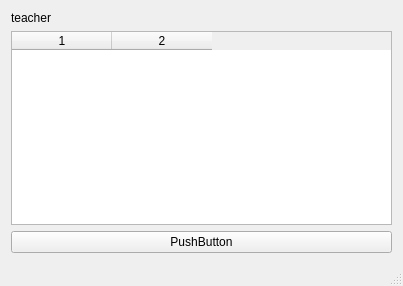
The window that mainwindow.ui (BeanLiu1994/Su6missi0nSys) describes before a commit, drawn with Qt 5.
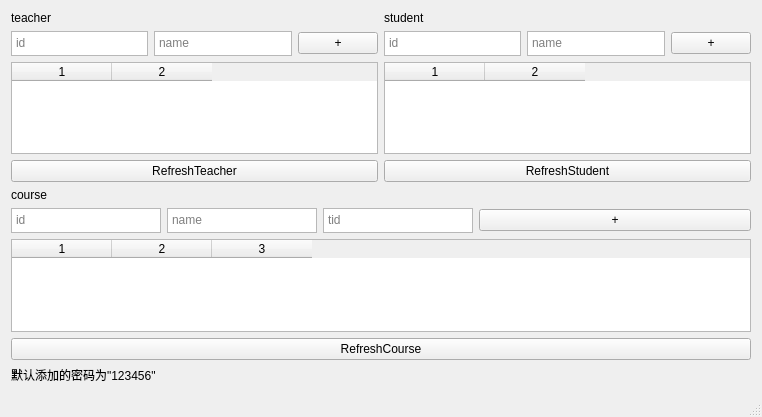
The same window after the commit.

The edit to the form file:
```diff
--- a/mainwindow.ui
+++ b/mainwindow.ui
@@ -6,35 +6,334 @@
    <rect>
     <x>0</x>
     <y>0</y>
-    <width>403</width>
-    <height>286</height>
+    <width>762</width>
+    <height>417</height>
    </rect>
   </property>
   <property name="windowTitle">
    <string>MainWindow</string>
   </property>
   <widget class="QWidget" name="centralWidget">
-   <layout class="QVBoxLayout" name="verticalLayout">
+   <layout class="QVBoxLayout" name="verticalLayout_4">
     <item>
-     <widget class="QLabel" name="label1">
-      <property name="text">
-       <string>teacher</string>
-      </property>
-     </widget>
+     <layout class="QHBoxLayout" name="horizontalLayout_2">
+      <item>
+       <layout class="QVBoxLayout" name="verticalLayout">
+        <item>
+         <widget class="QLabel" name="label1">
+          <property name="text">
+           <string>teacher</string>
+          </property>
+         </widget>
+        </item>
+        <item>
+         <layout class="QHBoxLayout" name="horizontalLayout">
+          <item>
+           <widget class="QPlainTextEdit" name="teacher_id_input">
+            <property name="sizePolicy">
+             <sizepolicy hsizetype="Preferred" vsizetype="Ignored">
+              <horstretch>0</horstretch>
+              <verstretch>0</verstretch>
+             </sizepolicy>
+            </property>
+            <property name="minimumSize">
+             <size>
+              <width>0</width>
+              <height>25</height>
+             </size>
+            </property>
+            <property name="maximumSize">
+             <size>
+              <width>150</width>
+              <height>16777215</height>
+             </size>
+            </property>
+            <property name="tabChangesFocus">
+             <bool>true</bool>
+            </property>
+            <property name="placeholderText">
+             <string>id</string>
+            </property>
+           </widget>
+          </item>
+          <item>
+           <widget class="QPlainTextEdit" name="teacher_name_input">
+            <property name="sizePolicy">
+             <sizepolicy hsizetype="Preferred" vsizetype="Ignored">
+              <horstretch>0</horstretch>
+              <verstretch>0</verstretch>
+             </sizepolicy>
+            </property>
+            <property name="minimumSize">
+             <size>
+              <width>0</width>
+              <height>25</height>
+             </size>
+            </property>
+            <property name="maximumSize">
+             <size>
+              <width>150</width>
+              <height>16777215</height>
+             </size>
+            </property>
+            <property name="tabChangesFocus">
+             <bool>true</bool>
+            </property>
+            <property name="placeholderText">
+             <string>name</string>
+            </property>
+           </widget>
+          </item>
+          <item>
+           <widget class="QPushButton" name="teacher_add">
+            <property name="text">
+             <string>+</string>
+            </property>
+           </widget>
+          </item>
+         </layout>
+        </item>
+        <item>
+         <widget class="QTableWidget" name="teacher_table">
+          <property name="columnCount">
+           <number>2</number>
+          </property>
+          <column/>
+          <column/>
+         </widget>
+        </item>
+        <item>
+         <widget class="QPushButton" name="TeacherRefresh">
+          <property name="text">
+           <string>RefreshTeacher</string>
+          </property>
+         </widget>
+        </item>
+       </layout>
+      </item>
+      <item>
+       <layout class="QVBoxLayout" name="verticalLayout_2">
+        <item>
+         <widget class="QLabel" name="label2">
+          <property name="text">
+           <string>student</string>
+          </property>
+         </widget>
+        </item>
+        <item>
+         <layout class="QHBoxLayout" name="horizontalLayout_4">
+          <item>
+           <widget class="QPlainTextEdit" name="student_id_input">
+            <property name="sizePolicy">
+             <sizepolicy hsizetype="Preferred" vsizetype="Ignored">
+              <horstretch>0</horstretch>
+              <verstretch>0</verstretch>
+             </sizepolicy>
+            </property>
+            <property name="minimumSize">
+             <size>
+              <width>0</width>
+              <height>25</height>
+             </size>
+            </property>
+            <property name="maximumSize">
+             <size>
+              <width>150</width>
+              <height>16777215</height>
+             </size>
+            </property>
+            <property name="tabChangesFocus">
+             <bool>true</bool>
+            </property>
+            <property name="placeholderText">
+             <string>id</string>
+            </property>
+           </widget>
+          </item>
+          <item>
+           <widget class="QPlainTextEdit" name="student_name_input">
+            <property name="sizePolicy">
+             <sizepolicy hsizetype="Preferred" vsizetype="Ignored">
+              <horstretch>0</horstretch>
+              <verstretch>0</verstretch>
+             </sizepolicy>
+            </property>
+            <property name="minimumSize">
+             <size>
+              <width>0</width>
+              <height>25</height>
+             </size>
+            </property>
+            <property name="maximumSize">
+             <size>
+              <width>150</width>
+              <height>16777215</height>
+             </size>
+            </property>
+            <property name="tabChangesFocus">
+             <bool>true</bool>
+            </property>
+            <property name="placeholderText">
+             <string>name</string>
+            </property>
+           </widget>
+          </item>
+          <item>
+           <widget class="QPushButton" name="student_add">
+            <property name="text">
+             <string>+</string>
+            </property>
+           </widget>
+          </item>
+         </layout>
+        </item>
+        <item>
+         <widget class="QTableWidget" name="student_table">
+          <property name="columnCount">
+           <number>2</number>
+          </property>
+          <column/>
+          <column/>
+         </widget>
+        </item>
+        <item>
+         <widget class="QPushButton" name="StudentRefresh">
+          <property name="text">
+           <string>RefreshStudent</string>
+          </property>
+         </widget>
+        </item>
+       </layout>
+      </item>
+     </layout>
     </item>
     <item>
-     <widget class="QTableWidget" name="teacher_table">
-      <property name="columnCount">
-       <number>2</number>
-      </property>
-      <column/>
-      <column/>
-     </widget>
+     <layout class="QVBoxLayout" name="verticalLayout_3">
+      <item>
+       <widget class="QLabel" name="label3">
+        <property name="text">
+         <string>course</string>
+        </property>
+       </widget>
+      </item>
+      <item>
+       <layout class="QHBoxLayout" name="horizontalLayout_5">
+        <item>
+         <widget class="QPlainTextEdit" name="course_id_input">
+          <property name="sizePolicy">
+           <sizepolicy hsizetype="Preferred" vsizetype="Ignored">
+            <horstretch>0</horstretch>
+            <verstretch>0</verstretch>
+           </sizepolicy>
+          </property>
+          <property name="minimumSize">
+           <size>
+            <width>0</width>
+            <height>25</height>
+           </size>
+          </property>
+          <property name="maximumSize">
+           <size>
+            <width>150</width>
+            <height>16777215</height>
+           </size>
+          </property>
+          <property name="tabChangesFocus">
+           <bool>true</bool>
+          </property>
+          <property name="placeholderText">
+           <string>id</string>
+          </property>
+         </widget>
+        </item>
+        <item>
+         <widget class="QPlainTextEdit" name="course_name_input">
+          <property name="sizePolicy">
+           <sizepolicy hsizetype="Preferred" vsizetype="Ignored">
+            <horstretch>0</horstretch>
+            <verstretch>0</verstretch>
+           </sizepolicy>
+          </property>
+          <property name="minimumSize">
+           <size>
+            <width>0</width>
+            <height>25</height>
+           </size>
+          </property>
+          <property name="maximumSize">
+           <size>
+            <width>150</width>
+            <height>16777215</height>
+           </size>
+          </property>
+          <property name="tabChangesFocus">
+           <bool>true</bool>
+          </property>
+          <property name="placeholderText">
+           <string>name</string>
+          </property>
+         </widget>
+        </item>
+        <item>
+         <widget class="QPlainTextEdit" name="course_tid_input">
+          <property name="sizePolicy">
+           <sizepolicy hsizetype="Preferred" vsizetype="Ignored">
+            <horstretch>0</horstretch>
+            <verstretch>0</verstretch>
+           </sizepolicy>
+          </property>
+          <property name="minimumSize">
+           <size>
+            <width>0</width>
+            <height>25</height>
+           </size>
+          </property>
+          <property name="maximumSize">
+           <size>
+            <width>150</width>
+            <height>16777215</height>
+           </size>
+          </property>
+          <property name="tabChangesFocus">
+           <bool>true</bool>
+          </property>
+          <property name="placeholderText">
+           <string>tid</string>
+          </property>
+         </widget>
+        </item>
+        <item>
+         <widget class="QPushButton" name="course_add">
+          <property name="text">
+           <string>+</string>
+          </property>
+         </widget>
+        </item>
+       </layout>
+      </item>
+      <item>
+       <widget class="QTableWidget" name="course_table">
+        <property name="columnCount">
+         <number>3</number>
+        </property>
+        <column/>
+        <column/>
+        <column/>
+       </widget>
+      </item>
+      <item>
+       <widget class="QPushButton" name="CourseRefresh">
+        <property name="text">
+         <string>RefreshCourse</string>
+        </property>
+       </widget>
+      </item>
+     </layout>
     </item>
     <item>
-     <widget class="QPushButton" name="pushButton">
+     <widget class="QLabel" name="label">
       <property name="text">
-       <string>PushButton</string>
+       <string>默认添加的密码为&quot;123456&quot;</string>
       </property>
      </widget>
     </item>
```
Left out of the diff: 13 changed lines with no effect on the pictures.
